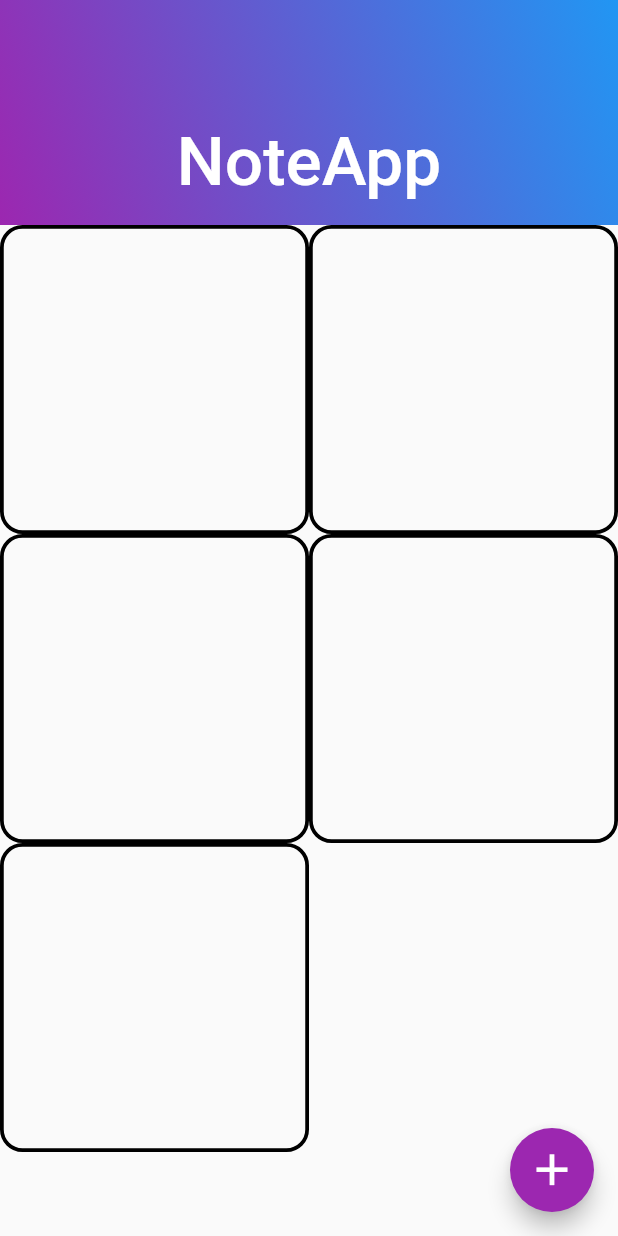
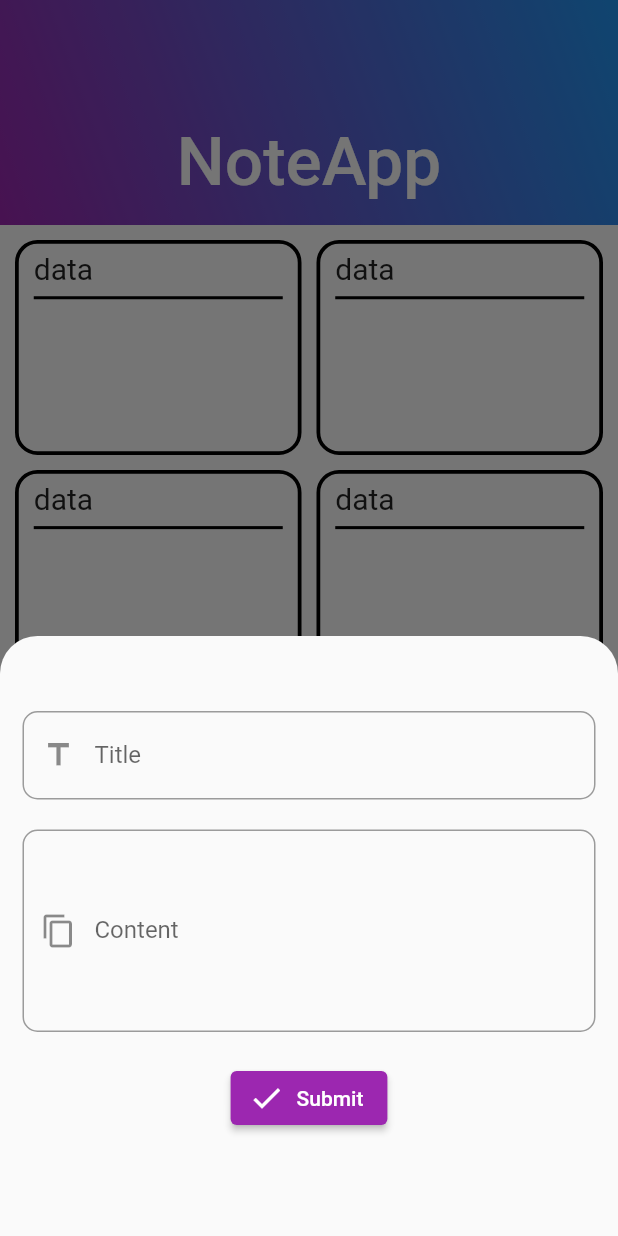
Before and after one commit to JiyadAhammad/Bosc-NoteApp, a Flutter app: the screen it shows after launch, after a tap on the "add" icon, on a phone screen of 412 x 824 dp. Run offline on Flutter 3.47's test engine with Material 2 defaults, Android fonts, the phone set to English and light mode, and no system bars; our stand-ins replace get.

Commit message:
Design completed

```diff
--- a/lib/main.dart
+++ b/lib/main.dart
@@ -1,4 +1,5 @@
 import 'package:flutter/material.dart';
+import 'package:get/get.dart';
 import 'package:noteapp/view/splash_screen/splash.dart';
 
 void main() {
@@ -10,9 +11,9 @@ class MyApp extends StatelessWidget {
 
   @override
   Widget build(BuildContext context) {
-    return MaterialApp(
+    return GetMaterialApp(
       debugShowCheckedModeBanner: false,
-      title: 'Flutter Demo',
+      title: 'Note App',
       theme: ThemeData(
         primarySwatch: Colors.purple,
       ),
--- a/lib/view/home_screen/home.dart
+++ b/lib/view/home_screen/home.dart
@@ -1,5 +1,12 @@
 import 'package:flutter/material.dart';
+import 'package:get/get.dart';
 import 'package:noteapp/model/constant/color/colors.dart';
+import 'package:noteapp/model/constant/size/size.dart';
+import 'package:noteapp/view/home_screen/widget/floting_action_widget.dart';
+import 'package:noteapp/view/home_screen/widget/form_feild.dart';
+
+final titleController = TextEditingController();
+final contentController = TextEditingController();
 
 class HomeScreen extends StatelessWidget {
   const HomeScreen({Key? key}) : super(key: key);
@@ -7,6 +14,7 @@ class HomeScreen extends StatelessWidget {
   @override
   Widget build(BuildContext context) {
     return Scaffold(
+      backgroundColor: kwhite,
       body: NestedScrollView(
         floatHeaderSlivers: true,
         headerSliverBuilder: (context, value) {
@@ -46,9 +54,12 @@ class HomeScreen extends StatelessWidget {
           ];
         },
         body: GridView.builder(
+          padding: const EdgeInsets.all(10),
           gridDelegate: const SliverGridDelegateWithFixedCrossAxisCount(
+            crossAxisSpacing: 10.0,
+            mainAxisSpacing: 10.0,
             crossAxisCount: 2,
-            childAspectRatio: 4 / 4,
+            childAspectRatio: 4 / 3,
           ),
           itemCount: 5,
           itemBuilder: (BuildContext context, int index) {
@@ -62,16 +73,44 @@ class HomeScreen extends StatelessWidget {
                 ),
                 color: Colors.transparent,
               ),
+              child: Padding(
+                padding: const EdgeInsets.symmetric(
+                  horizontal: 10,
+                  vertical: 5,
+                ),
+                child: Column(
+                  crossAxisAlignment: CrossAxisAlignment.start,
+                  children: const [
+                    Text(
+                      'data',
+                      style: TextStyle(
+                        fontSize: 20,
+                      ),
+                    ),
+                    Divider(
+                      thickness: 2,
+                      color: kblack,
+                    ),
+                    Expanded(
+                      child: Text(
+                        '',
+                        style: TextStyle(
+                          fontSize: 16,
+                        ),
+                      ),
+                    ),
+                  ],
+                ),
+              ),
             );
           },
         ),
       ),
-      floatingActionButton: FloatingActionButton(
-        onPressed: () {},
-        child: const Icon(
-          Icons.add,
-          size: 35,
+      floatingActionButton: Container(
+        decoration: BoxDecoration(
+          borderRadius: BorderRadius.circular(100),
         ),
+        child: const FlotingActionWidget(),
       ),
     );
   }
--- /dev/null
+++ b/lib/view/home_screen/widget/floting_action_widget.dart
@@ -0,0 +1,67 @@
+import 'package:flutter/material.dart';
+import 'package:get/get.dart';
+import 'package:noteapp/model/constant/size/size.dart';
+import 'package:noteapp/view/home_screen/home.dart';
+import 'package:noteapp/view/home_screen/widget/form_feild.dart';
+
+class FlotingActionWidget extends StatelessWidget {
+  const FlotingActionWidget({
+    Key? key,
+  }) : super(key: key);
+
+  @override
+  Widget build(BuildContext context) {
+    return FloatingActionButton(
+      onPressed: () {
+        Get.bottomSheet(
+          BottomSheet(
+            onClosing: () {},
+            builder: (ctx) {
+              return Padding(
+                padding: const EdgeInsets.symmetric(
+                  horizontal: 15,
+                  vertical: 50,
+                ),
+                child: SingleChildScrollView(
+                  child: SizedBox(
+                    height: 300,
+                    child: Column(
+                      children: [
+                        TextFormWidget(
+                          prefixIcon: Icons.title,
+                          hintText: 'Title',
+                          controller: titleController,
+                        ),
+                        kheight20,
+                        TextFormWidget(
+                          prefixIcon: Icons.content_copy,
+                          hintText: 'Content',
+                          controller: contentController,
+                          maxline: 5,
+                        ),
+                        kheight20,
+                        ElevatedButton.icon(
+                            onPressed: () {},
+                            icon: const Icon(Icons.done),
+                            label: const Text('Submit'))
+                      ],
+                    ),
+                  ),
+                ),
+              );
+            },
+            shape: const RoundedRectangleBorder(
+              borderRadius: BorderRadius.vertical(
+                top: Radius.circular(25),
+              ),
+            ),
+          ),
+        );
+      },
+      child: const Icon(
+        Icons.add,
+        size: 40,
+      ),
+    );
+  }
+}
--- /dev/null
+++ b/lib/view/home_screen/widget/form_feild.dart
@@ -0,0 +1,50 @@
+import 'package:flutter/material.dart';
+import 'package:flutter/services.dart';
+
+class TextFormWidget extends StatelessWidget {
+  final IconData prefixIcon;
+  final String hintText;
+  final TextInputType keyboardType;
+  final TextEditingController controller;
+  final List<TextInputFormatter>? inputFormatters;
+  final int maxline;
+  const TextFormWidget({
+    Key? key,
+    required this.prefixIcon,
+    required this.hintText,
+    this.keyboardType = TextInputType.name,
+    required this.controller,
+    this.inputFormatters,
+    this.maxline = 1,
+  }) : super(key: key);
+
+  @override
+  Widget build(BuildContext context) {
+    return TextFormField(
+      maxLines: maxline,
+      controller: controller,
+      autovalidateMode: AutovalidateMode.onUserInteraction,
+      keyboardType: keyboardType,
+      // textAlign: TextAlign.center,
+      decoration: InputDecoration(
+        prefixIcon: Icon(prefixIcon),
+        // hintText: hintText,
+        label: Text(hintText),
+
+        // errorText: 'Invalid',
+        border: const OutlineInputBorder(
+          borderRadius: BorderRadius.all(
+            Radius.circular(10),
+          ),
+        ),
+      ),
+      // validator: validator,
+      inputFormatters: inputFormatters,
+      validator: (value) {
+        if (value == null) {
+          return 'Field Cannot be Empty';
+        }
+      },
+    );
+  }
+}
```
Also changed, not shown: pubspec.yaml (+4 -11 lines), pubspec.lock.
